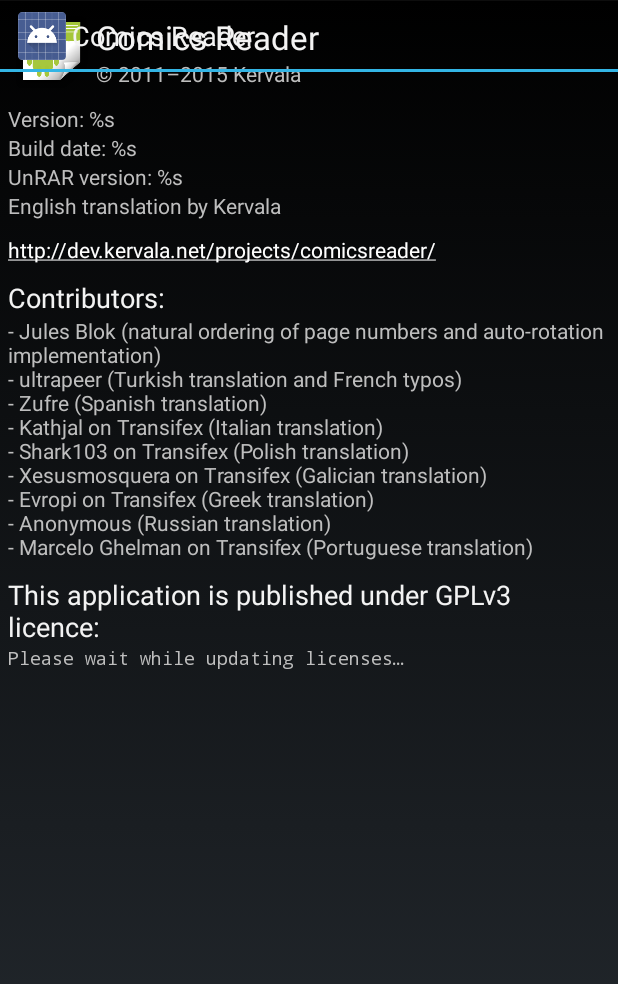
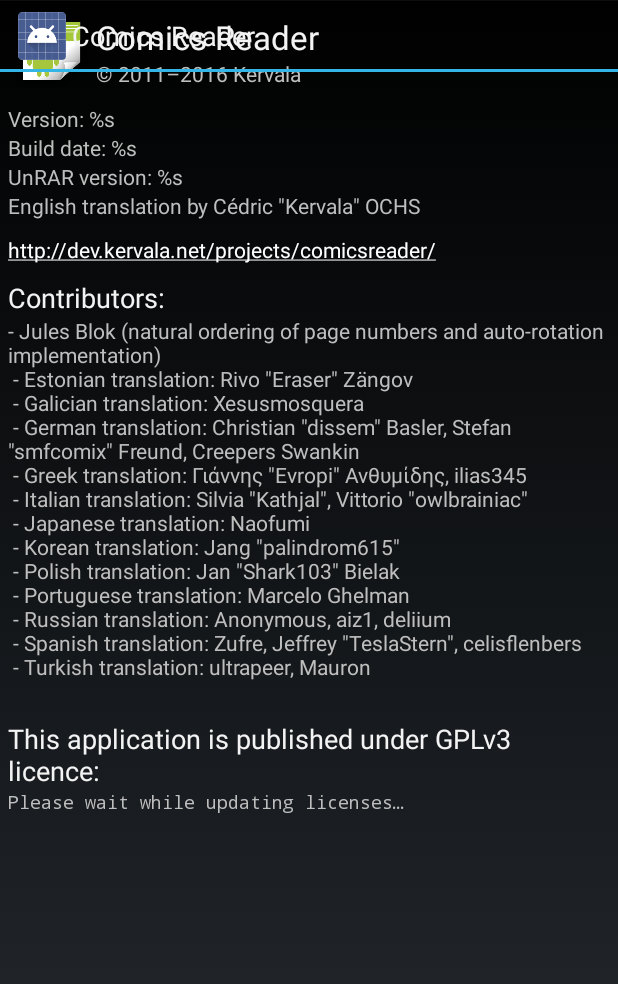
Before and after one commit to kervala/comicsreader, an Android app: the layout about.xml on its own in the app's theme, with its tools: preview values and no code run, on a phone screen of 412 x 824 dp. Shown: the top 984 px of the screen. Run offline under Robolectric (Android 15) with nearby library versions, the phone set to English and light mode, and no system bars.

Commit message:
Changed: Updated translations

```diff
--- a/app/src/main/res/values/strings.xml
+++ b/app/src/main/res/values/strings.xml
@@ -2,10 +2,10 @@
 <resources>
   <string name="icon">Icon</string>
   <string name="about">About</string>
-  <string name="about_author" translatable="false">© 2011–2015 Kervala</string>
+  <string name="about_author" translatable="false">© 2011–2016 Kervala</string>
   <string name="about_license">This application is published under GPLv3 licence:</string>
   <string name="about_support" translatable="false">http://dev.kervala.net/projects/comicsreader/</string>
-  <string name="about_translator">English translation by Kervala</string>
+  <string name="about_translator">English translation by Cédric \"Kervala\" OCHS</string>
   <string name="about_unrar_version">UnRAR version: %s</string>
   <string name="about_version">Version: %s</string>
   <string name="about_revision">Revision: %s</string>
@@ -91,7 +91,21 @@
   <string name="password">Password</string>
   <string name="remember_password">Remember password</string>
   <string name="contributors_label">Contributors:</string>
-  <string name="contributors">- Jules Blok (natural ordering of page numbers and auto-rotation implementation)\n- ultrapeer (Turkish translation and French typos)\n- Zufre (Spanish translation)\n- Kathjal on Transifex (Italian translation)\n- Shark103 on Transifex (Polish translation)\n- Xesusmosquera on Transifex (Galician translation)\n- Evropi on Transifex (Greek translation)\n- Anonymous (Russian translation)\n- Marcelo Ghelman on Transifex (Portuguese translation)</string>
+  <string name="contributors">
+    - Jules Blok (natural ordering of page numbers and auto-rotation implementation)\n
+    - Estonian translation: Rivo \"Eraser\" Zängov\n
+    - Galician translation: Xesusmosquera\n
+    - German translation: Christian \"dissem\" Basler, Stefan \"smfcomix\" Freund, Creepers Swankin\n
+    - Greek translation: Γιάννης \"Evropi\" Ανθυμίδης, ilias345\n
+    - Italian translation: Silvia \"Kathjal\", Vittorio \"owlbrainiac\"\n
+    - Japanese translation: Naofumi\n
+    - Korean translation: Jang \"palindrom615\"\n
+    - Polish translation: Jan \"Shark103\" Bielak\n
+    - Portuguese translation: Marcelo Ghelman\n
+    - Russian translation: Anonymous, aiz1, deliium\n
+    - Spanish translation: Zufre, Jeffrey \"TeslaStern\", celisflenbers\n
+    - Turkish translation: ultrapeer, Mauron\n
+  </string>
   <string name="browser_album_title">No title</string>
   <string name="preference_edges_resistance_label">Edges resistance</string>
   <string name="preference_edges_resistance_summary">Resistance before switching page</string>
```
Also changed, not shown: 15 other files.
